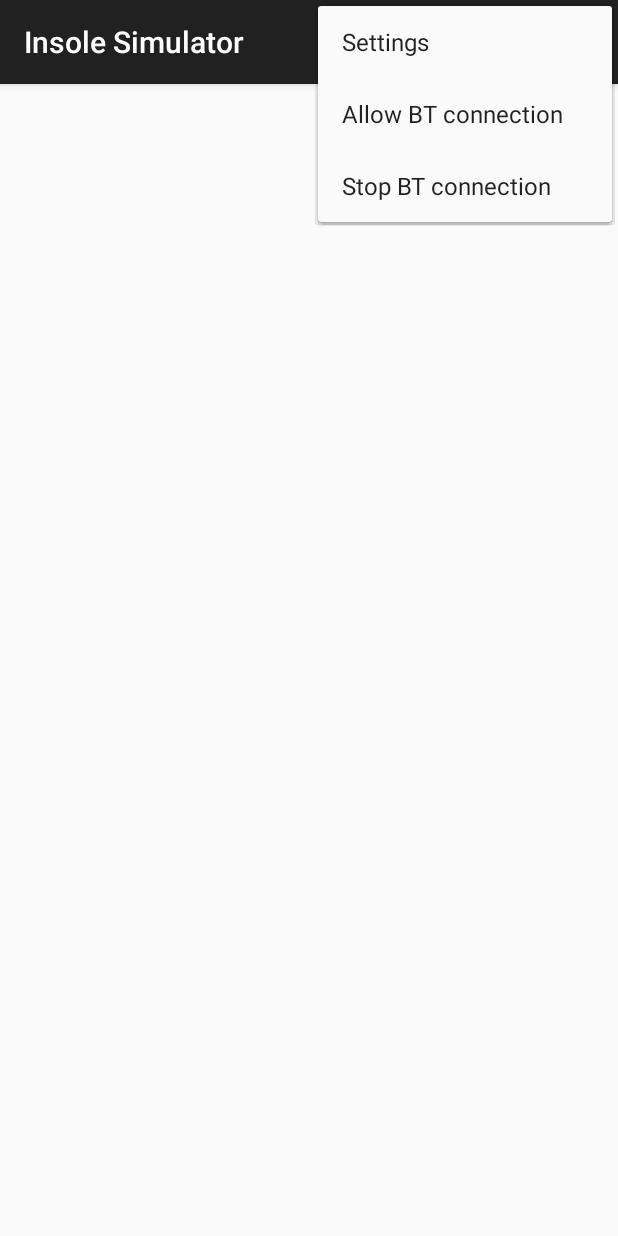
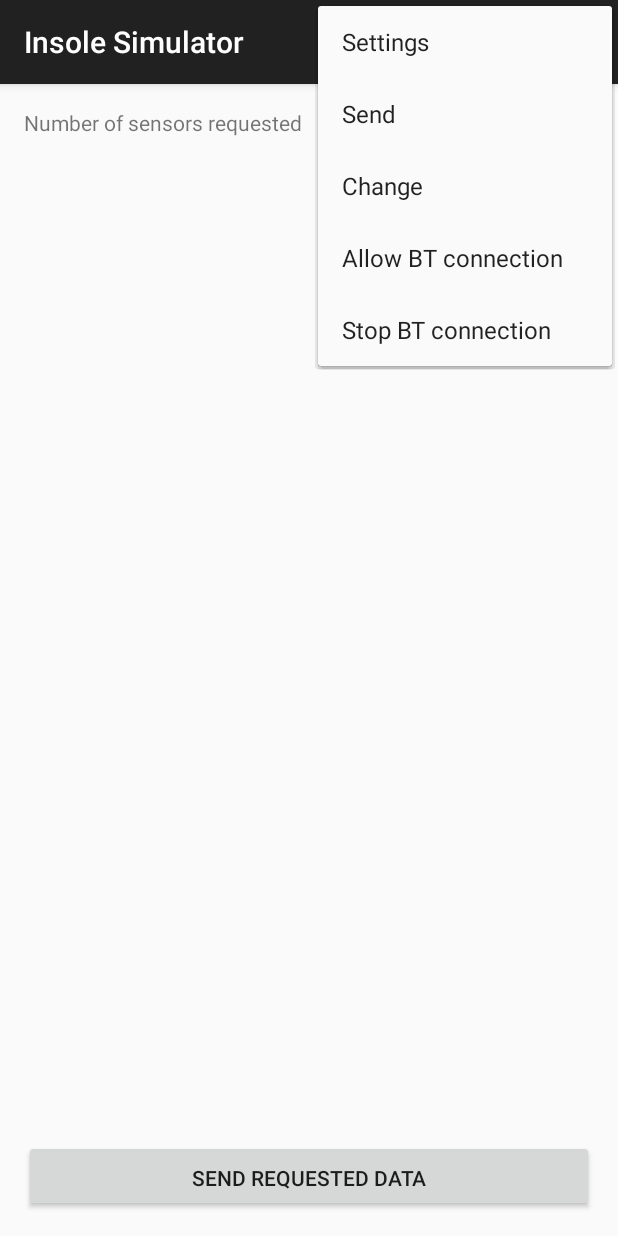
Before and after one commit to AnasNEJMI/AppServer, an Android app: the screen it shows after launch (MainActivity), with the options menu open, on a phone screen of 412 x 824 dp. Run offline under Robolectric (Android 15) with nearby library versions, the phone set to English and light mode, and no system bars.

Commit message:
6th commit

```diff
--- a/app/src/main/java/com/duster/fr/datasender/MainActivity.java
+++ b/app/src/main/java/com/duster/fr/datasender/MainActivity.java
@@ -18,7 +18,10 @@ public class MainActivity extends ActionBarActivity {
 
     private  static final String TAG ="MainActivity";
     private BluetoothService bluetoothService;
-    private TextView textView;
+    TextView textView;
+    Button sendData;
+    final DataBuilder dataBuilder = new DataBuilder();
+
     //Button btnD,btnS,btnC,btnH;
 
     private Handler handler = new Handler(){
@@ -26,6 +29,8 @@ public class MainActivity extends ActionBarActivity {
         public void handleMessage(Message msg){
             if(msg.what==0){
                 readBuf = (byte[]) msg.obj;
+                String data = new String(readBuf);
+                dataBuilder.setSensor_number(Integer.parseInt(data));
                 Log.i(TAG, "message received =" + new String(readBuf,0,msg.arg1));
             }
 
@@ -41,13 +46,9 @@ public class MainActivity extends ActionBarActivity {
         super.onCreate(savedInstanceState);
         setContentView(R.layout.activity_main);
 
-        /*btnD = (Button) findViewById(R.id.btnD);
-        btnH = (Button) findViewById(R.id.btnH);
-        btnS = (Button) findViewById(R.id.btnS);
-        btnC = (Button) findViewById(R.id.btnC);*/
         bluetoothService = new BluetoothService(handler,this);
         textView = (TextView) findViewById(R.id.textView);
-
+        sendData = (Button) findViewById(R.id.sendData);
 
     }
 
@@ -79,10 +80,11 @@ public class MainActivity extends ActionBarActivity {
                 return true;
 
             case  R.id.action_send:
-                bluetoothService.change();
+                bluetoothService.sendOrStop();
                 return true;
 
             case  R.id.action_change:
+                bluetoothService.change();
                 return true;
 
         }
--- a/app/src/main/res/layout/activity_main.xml
+++ b/app/src/main/res/layout/activity_main.xml
@@ -7,11 +7,45 @@
     android:paddingTop="@dimen/activity_vertical_margin"
     android:paddingBottom="@dimen/activity_vertical_margin"
     tools:context="feetme.bluetoothdatasender.app.MainActivity">
+    <LinearLayout
+        android:layout_width="match_parent"
+        android:layout_height="wrap_content"
+        android:orientation="vertical">
+        <LinearLayout
+            android:layout_width="match_parent"
+            android:layout_height="wrap_content"
+            android:orientation="horizontal">
+            <TextView
+                android:layout_width="match_parent"
+                android:layout_height="wrap_content"
+                android:paddingBottom="20dp"
+                android:text="Number of sensors requested"/>
+
+            <TextView
+                android:id="@+id/number_sensors_requested"
+                android:layout_width="match_parent"
+                android:layout_height="wrap_content"
+                android:paddingBottom="20dp" />
+        </LinearLayout>
 
     <TextView
         android:id="@+id/textView"
         android:layout_width="match_parent"
         android:layout_height="wrap_content"
-        />
+        android:layout_centerHorizontal="true"
+        android:paddingBottom="40dp"/>
 
+    </LinearLayout>
+
+    <Button
+        android:id="@+id/sendData"
+        android:layout_width="match_parent"
+        android:layout_height="wrap_content"
+        android:gravity="center_horizontal"
+        android:layout_alignParentBottom="true"
+        android:layout_alignParentLeft="true"
+        android:layout_alignParentStart="true"
+        android:layout_marginTop="30dp"
+        android:paddingTop="15dp"
+        android:text="Send requested Data"/>
 </RelativeLayout>
--- a/app/src/main/res/menu/menu_main.xml
+++ b/app/src/main/res/menu/menu_main.xml
@@ -9,12 +9,12 @@
     <item android:id="@+id/action_send"
         android:title="@string/action_send"
         android:orderInCategory="1"
-        app:showAsAction="always" />
+        app:showAsAction="never" />
 
     <item android:id="@+id/action_change"
         android:title="@string/action_change"
         android:orderInCategory="2"
-        app:showAsAction="always" />
+        app:showAsAction="never" />
 
     <item android:id="@+id/action_make_discoverable"
         android:title="@string/action_make_discoverable"
```
Also changed, not shown: app/src/main/AndroidManifest.xml (+0 -9 lines), app/src/main/java/com/duster/fr/datasender/SplashScreen.java (deleted, +0 -38 lines), app/src/main/res/layout/chat_fragment.xml (added, +58 -0 lines), app/src/main/res/layout/chat_main.xml (added, +56 -0 lines), app/src/main/res/layout/device_list_fragment.xml (added, +34 -0 lines), app/src/main/res/layout/splash.xml (deleted, +0 -8 lines), app/src/main/res/drawable/splash_image.jpg (deleted).
